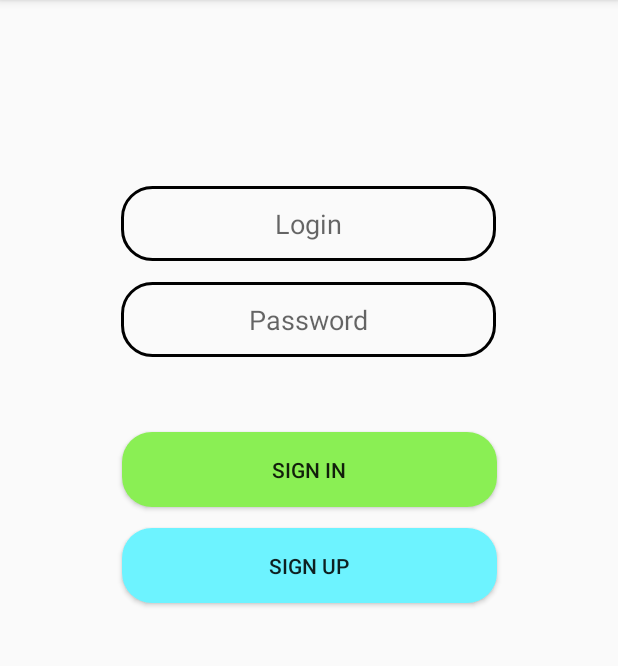
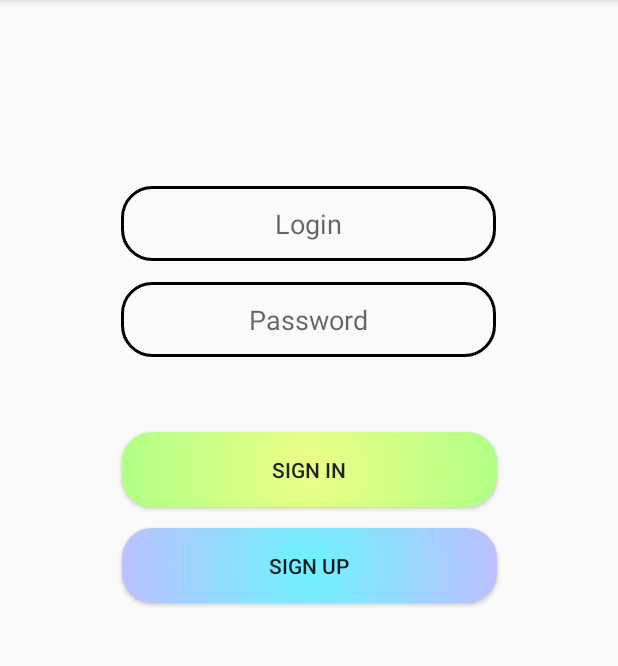
Before and after one commit to KolyaFedorenko/Distribution, an Android app: the screen it shows after launch (ManagerActivity), on a phone screen of 412 x 824 dp, the part 84-750 px from its top. Run offline under Robolectric (Android 15) with nearby library versions, the phone set to English and light mode, and no system bars; our stand-ins replace Firebase (no records; nobody signed in at launch, a user with empty details on screens opened directly).

Commit message:
Edited buttons style from color to gradient

```diff
--- a/app/src/main/res/drawable/rounded_action_item.xml
+++ b/app/src/main/res/drawable/rounded_action_item.xml
@@ -1,14 +1,35 @@
 <?xml version="1.0" encoding="utf-8"?>
 <!--  res/drawable/rounded_edittext.xml -->
-<shape xmlns:android="http://schemas.android.com/apk/res/android"
-    android:shape="rectangle"
-    android:padding="10dp">
+<selector xmlns:android="http://schemas.android.com/apk/res/android">
 
-    <solid android:color="@color/colorAction" />
+    <item android:state_pressed="true">
+        <shape>
+            <gradient
+                android:gradientRadius="200dp"
+                android:endColor="#6BFF61"
+                android:startColor="#E7FF5C"
+                android:type="radial" />
             <corners
                 android:bottomRightRadius="20dp"
                 android:bottomLeftRadius="20dp"
                 android:topLeftRadius="20dp"
                 android:topRightRadius="20dp"/>
+        </shape>
+    </item>
 
+    <item>
+        <shape>
+            <gradient
+                android:gradientRadius="200dp"
+                android:endColor="#8DFF85"
+                android:startColor="#EDFF85"
+                android:type="radial" />
+            <corners
+                android:bottomRightRadius="20dp"
+                android:bottomLeftRadius="20dp"
+                android:topLeftRadius="20dp"
+                android:topRightRadius="20dp"/>
         </shape>
+    </item>
+
+</selector>
--- a/app/src/main/res/drawable/rounded_secondary_action_item.xml
+++ b/app/src/main/res/drawable/rounded_secondary_action_item.xml
@@ -1,14 +1,34 @@
 <?xml version="1.0" encoding="utf-8"?>
 <!--  res/drawable/rounded_edittext.xml -->
-<shape xmlns:android="http://schemas.android.com/apk/res/android"
-    android:shape="rectangle"
-    android:padding="10dp">
+<selector xmlns:android="http://schemas.android.com/apk/res/android">
 
-    <solid android:color="#6DF3FF" />
+    <item android:state_pressed="true">
+        <shape>
+            <gradient
+                android:gradientRadius="200dp"
+                android:endColor="#E175FF"
+                android:startColor="#4CF0FF"
+                android:type="radial" />
             <corners
                 android:bottomRightRadius="20dp"
                 android:bottomLeftRadius="20dp"
                 android:topLeftRadius="20dp"
                 android:topRightRadius="20dp"/>
+        </shape>
+    </item>
 
+    <item>
+        <shape>
+            <gradient
+                android:gradientRadius="200dp"
+                android:endColor=" #EBA3FF"
+                android:startColor="#6DF3FF"
+                android:type="radial" />
+            <corners
+                android:bottomRightRadius="20dp"
+                android:bottomLeftRadius="20dp"
+                android:topLeftRadius="20dp"
+                android:topRightRadius="20dp"/>
         </shape>
+    </item>
+</selector>
```
Also changed, not shown: app/src/main/res/drawable/gradient_list_item.xml (added, +33 -0 lines). Lines whose indentation alone changed are shown as unchanged.
